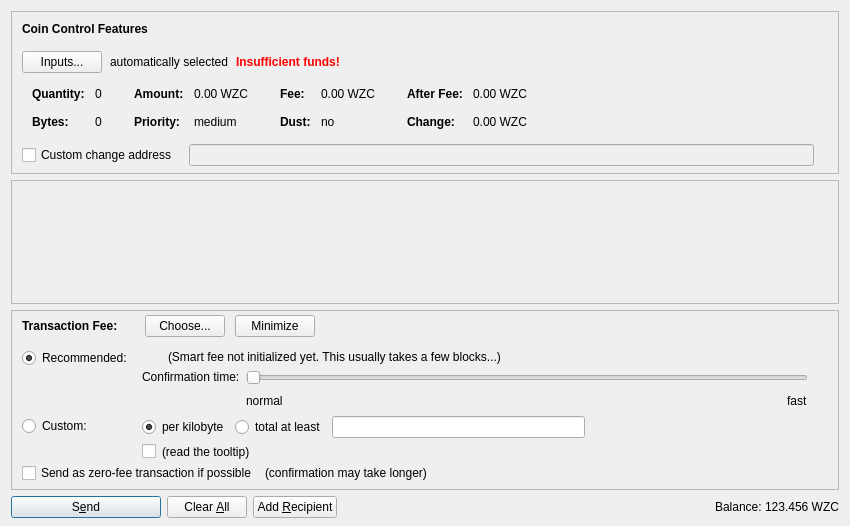
Qt form src/qt/forms/sendcoinsdialog.ui (BRHN-11/cre-r1) before a commit.
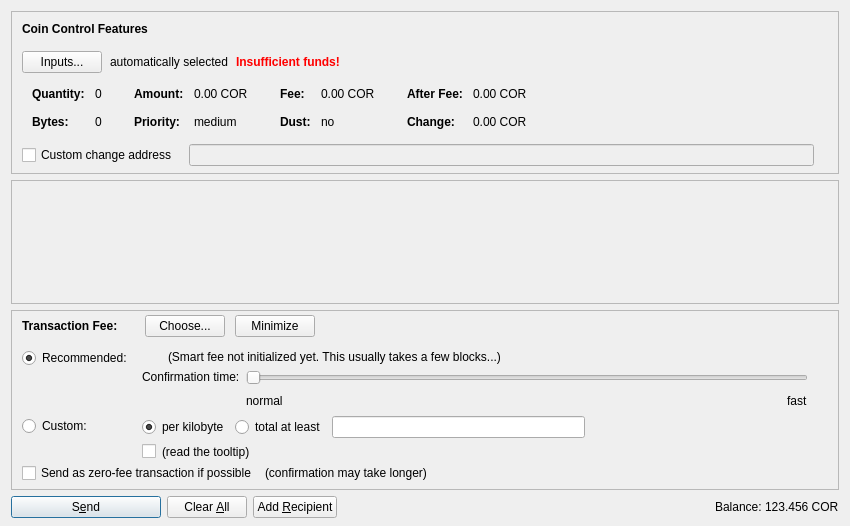
The same form after that commit. Icons and pictures are not drawn. Custom widgets are drawn as their Qt base class.

What changed in the file:
```diff
--- a/src/qt/forms/sendcoinsdialog.ui
+++ b/src/qt/forms/sendcoinsdialog.ui
@@ -324,7 +324,7 @@
                   <enum>Qt::ActionsContextMenu</enum>
                  </property>
                  <property name="text">
-                  <string notr="true">0.00 WZC</string>
+                  <string notr="true">0.00 COR</string>
                  </property>
                  <property name="textInteractionFlags">
                   <set>Qt::LinksAccessibleByMouse|Qt::TextSelectableByKeyboard|Qt::TextSelectableByMouse</set>
@@ -404,7 +404,7 @@
                   <enum>Qt::ActionsContextMenu</enum>
                  </property>
                  <property name="text">
-                  <string notr="true">0.00 WZC</string>
+                  <string notr="true">0.00 COR</string>
                  </property>
                  <property name="textInteractionFlags">
                   <set>Qt::LinksAccessibleByMouse|Qt::TextSelectableByKeyboard|Qt::TextSelectableByMouse</set>
@@ -484,7 +484,7 @@
                   <enum>Qt::ActionsContextMenu</enum>
                  </property>
                  <property name="text">
-                  <string notr="true">0.00 WZC</string>
+                  <string notr="true">0.00 COR</string>
                  </property>
                  <property name="textInteractionFlags">
                   <set>Qt::LinksAccessibleByMouse|Qt::TextSelectableByKeyboard|Qt::TextSelectableByMouse</set>
@@ -513,7 +513,7 @@
                   <enum>Qt::ActionsContextMenu</enum>
                  </property>
                  <property name="text">
-                  <string notr="true">0.00 WZC</string>
+                  <string notr="true">0.00 COR</string>
                  </property>
                  <property name="textInteractionFlags">
                   <set>Qt::LinksAccessibleByMouse|Qt::TextSelectableByKeyboard|Qt::TextSelectableByMouse</set>
@@ -1352,7 +1352,7 @@
           <cursorShape>IBeamCursor</cursorShape>
          </property>
          <property name="text">
-          <string notr="true">123.456 WZC</string>
+          <string notr="true">123.456 COR</string>
          </property>
          <property name="textInteractionFlags">
           <set>Qt::LinksAccessibleByMouse|Qt::TextSelectableByKeyboard|Qt::TextSelectableByMouse</set>
```
Left out of the diff: 18 changed lines with no effect on the pictures.
